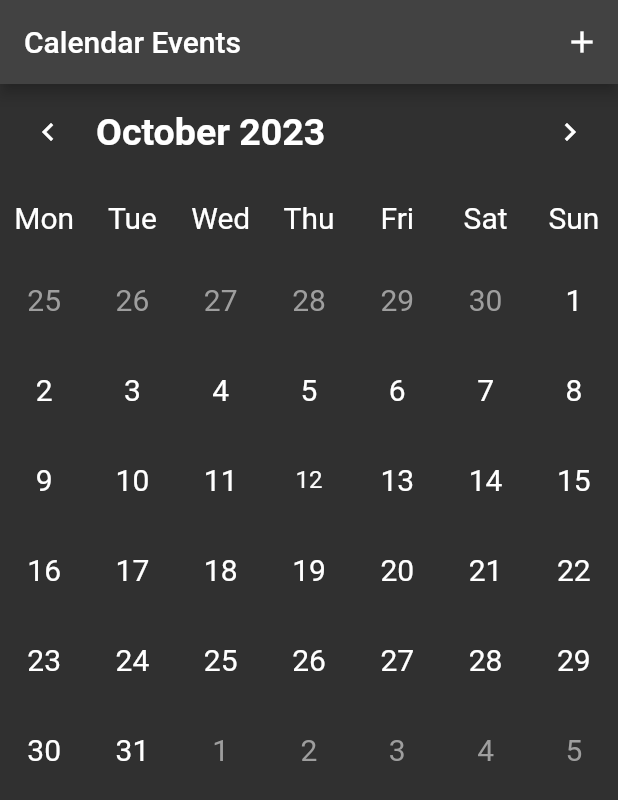
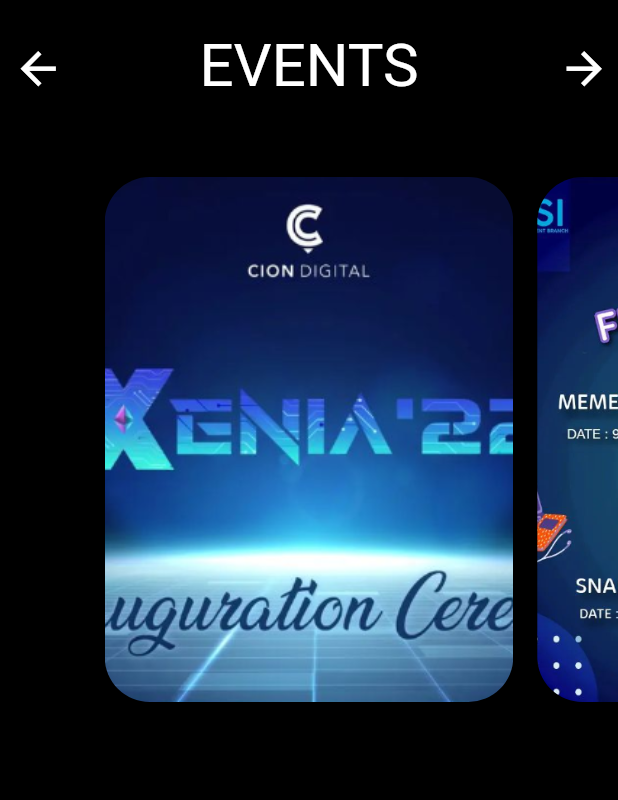
Before and after one commit to ninad-moree/PCSB-Clone, a Flutter app: the screen it shows after launch, on a phone screen of 412 x 824 dp. Shown: the top 800 px of the screen. Run offline on Flutter 3.47's test engine with Material 2 defaults, Android fonts, the phone set to English and light mode, and no system bars; drawn by our look-alikes of table_calendar; our stand-ins replace flutter_bloc.

Commit message:
Event animation builder done

```diff
--- /dev/null
+++ b/lib/data/events_data.dart
@@ -0,0 +1,30 @@
+import 'package:flutter/material.dart';
+
+class EventData {
+  static List<Map<String, dynamic>> eventData = [
+    {
+      'eventName': 'Xenia',
+      'poster': const AssetImage("assets/images/xenia.png"),
+      'description':
+          "PCSB welcomes you to the commencement ceremony of its annual techfest Xenia '22 A platform for students to showcase their technical and non-technical soundess. An explosion💥 of creative innovations. An arena to compete, excel and prove themselves. An event-bombarded with talents.",
+    },
+    {
+      'eventName': 'Carnival',
+      'poster': const AssetImage("assets/images/carnival.png"),
+      'description':
+          "🎉 Are you ready for the ultimate carnival experience? PCSB is bringing you three events that are sure to keep you entertained for hours on end! 🎉.",
+    },
+    {
+      'eventName': 'Snaphunt',
+      'poster': const AssetImage("assets/images/snaphunt.png"),
+      'description':
+          "Snaphunt , the pinnacle of task-based challenges is back to push your teamwork and mental wisdom to new heights!🤩Be prepared to take on the challenge with a team of 5-7 players, where you'll have 45 minutes⏰ to complete 30 tasks that range from thought-provoking questions to enjoyable activities🏃🏻✨.",
+    },
+    {
+      'eventName': 'Xenia',
+      'poster': const AssetImage("assets/images/xenia.png"),
+      'description':
+          "PCSB welcomes you to the commencement ceremony of its annual techfest Xenia '22 A platform for students to showcase their technical and non-technical soundess. An explosion💥 of creative innovations. An arena to compete, excel and prove themselves. An event-bombarded with talents.",
+    }
+  ];
+}
--- /dev/null
+++ b/lib/features/events/screens/event_screen.dart
@@ -0,0 +1,74 @@
+import 'package:flutter/material.dart';
+import 'package:tp2/features/events/widgets/event_carousel_widget.dart';
+
+import '../../../data/events_data.dart';
+
+class EventScreen extends StatefulWidget {
+  const EventScreen({
+    super.key,
+  });
+
+  @override
+  State<EventScreen> createState() => _EventScreenState();
+}
+
+class _EventScreenState extends State<EventScreen> {
+  final List<Map<String, dynamic>> eventData = EventData.eventData;
+  int currentEventIndex = 0;
+
+  @override
+  Widget build(BuildContext context) {
+    return const SafeArea(
+      child: Scaffold(
+        backgroundColor: Colors.black,
+        body: Column(
+          mainAxisAlignment: MainAxisAlignment.start,
+          children: [
+            SizedBox(height: 20),
+            AppBar(),
+            SizedBox(height: 40),
+            EventCarousel(defaultIndex: 1),
+          ],
+        ),
+      ),
+    );
+  }
+}
+
+class AppBar extends StatelessWidget {
+  const AppBar({
+    super.key,
+  });
+
+  @override
+  Widget build(BuildContext context) {
+    return Row(
+      mainAxisAlignment: MainAxisAlignment.spaceBetween,
+      children: [
+        IconButton(
+          onPressed: () {},
+          icon: const Icon(
+            Icons.arrow_back,
+            color: Colors.white,
+            size: 35,
+          ),
+        ),
+        const Text(
+          "EVENTS",
+          style: TextStyle(
+            fontSize: 40,
+            color: Colors.white,
+          ),
+        ),
+        IconButton(
+          onPressed: () {},
+          icon: const Icon(
+            Icons.arrow_forward,
+            color: Colors.white,
+            size: 35,
+          ),
+        ),
+      ],
+    );
+  }
+}
--- /dev/null
+++ b/lib/features/events/widgets/animated_event_card_widget.dart
@@ -0,0 +1,57 @@
+import 'package:flutter/material.dart';
+import 'package:tp2/features/events/widgets/event_card_widget.dart';
+
+import '../../../data/events_data.dart';
+
+class AnimatedEventCard extends StatelessWidget {
+  final PageController pageController;
+  final int index;
+
+  const AnimatedEventCard({
+    Key? key,
+    required this.pageController,
+    required this.index,
+  }) : super(key: key);
+
+  @override
+  Widget build(BuildContext context) {
+    final Map<String, dynamic> eventData =
+        EventData.eventData[index]; // Access the event data
+    final AssetImage assetImage = eventData['poster'];
+
+    return AnimatedBuilder(
+      animation: pageController,
+      builder: (context, child) {
+        double value = 1;
+        if (pageController.position.haveDimensions) {
+          value = pageController.page! - index;
+          value = (1 - (value.abs() * 0.1)).clamp(0.0, 1.0);
+          return Align(
+            alignment: Alignment.topCenter,
+            child: Container(
+              padding: const EdgeInsets.symmetric(horizontal: 15),
+              height: (Curves.easeIn.transform(value.clamp(0.0, 1.0)) * 350)
+                  .toDouble(),
+              width: 300,
+              child: child,
+            ),
+          );
+        } else {
+          return Align(
+            alignment: Alignment.topCenter,
+            child: Container(
+              margin: const EdgeInsets.symmetric(horizontal: 8.0),
+              height:
+                  Curves.easeIn.transform(index == 0 ? value : value * 1) * 350,
+              width: 300,
+              child: child,
+            ),
+          );
+        }
+      },
+      child: EventCardWidget(
+        assetImage: assetImage,
+      ),
+    );
+  }
+}
--- /dev/null
+++ b/lib/features/events/widgets/app_bar.dart
@@ -0,0 +1,10 @@
+import 'package:flutter/material.dart';
+
+class AppBar extends StatelessWidget {
+  const AppBar({super.key});
+
+  @override
+  Widget build(BuildContext context) {
+    return const Placeholder();
+  }
+}
--- /dev/null
+++ b/lib/features/events/widgets/event_backdrop_widget.dart
@@ -0,0 +1,45 @@
+import 'dart:ui';
+
+import 'package:flutter/material.dart';
+
+class EventBackdrop extends StatelessWidget {
+  final List<Map<String, dynamic>> eventData;
+  final int currentIndex;
+  const EventBackdrop({
+    super.key,
+    required this.eventData,
+    required this.currentIndex,
+  });
+
+  @override
+  Widget build(BuildContext context) {
+    final AssetImage assetImage = eventData[currentIndex]['poster'];
+
+    return FractionallySizedBox(
+      alignment: Alignment.topCenter,
+      heightFactor: 0.4,
+      child: ClipRRect(
+        borderRadius: const BorderRadius.vertical(bottom: Radius.circular(40)),
+        child: Stack(
+          children: [
+            FractionallySizedBox(
+              heightFactor: 1,
+              widthFactor: 1,
+              child: Image(
+                image: assetImage,
+              ),
+            ),
+            BackdropFilter(
+              filter: ImageFilter.blur(sigmaX: 5.0, sigmaY: 5.0),
+              child: Container(
+                width: 100,
+                height: 400,
+                color: Colors.transparent,
+              ),
+            ),
+          ],
+        ),
+      ),
+    );
+  }
+}
--- /dev/null
+++ b/lib/features/events/widgets/event_card_widget.dart
@@ -0,0 +1,33 @@
+import 'package:flutter/material.dart';
+
+class EventCardWidget extends StatelessWidget {
+  final AssetImage assetImage;
+
+  const EventCardWidget({
+    Key? key,
+    required this.assetImage,
+  }) : super(key: key);
+
+  @override
+  Widget build(BuildContext context) {
+    return Material(
+      elevation: 8,
+      color: Colors.transparent,
+      shadowColor: Colors.transparent,
+      child: ClipRRect(
+        borderRadius: BorderRadius.circular(30),
+        child: Container(
+          height: 550, // Adjust the height as needed
+          width: double.maxFinite,
+          decoration: BoxDecoration(
+            color: Colors.transparent,
+            image: DecorationImage(
+              fit: BoxFit.cover,
+              image: assetImage,
+            ),
+          ),
+        ),
+      ),
+    );
+  }
+}
--- /dev/null
+++ b/lib/features/events/widgets/event_carousel_widget.dart
@@ -0,0 +1,49 @@
+import 'package:flutter/material.dart';
+import 'package:tp2/data/events_data.dart';
+
+import 'animated_event_card_widget.dart';
+
+class EventCarousel extends StatefulWidget {
+  final int defaultIndex;
+
+  const EventCarousel({
+    Key? key,
+    required this.defaultIndex,
+  }) : super(key: key);
+
+  @override
+  State<EventCarousel> createState() => _EventCarouselState();
+}
+
+class _EventCarouselState extends State<EventCarousel> {
+  late PageController _pageController;
+
+  @override
+  void initState() {
+    super.initState();
+    _pageController = PageController(
+      keepPage: false,
+      viewportFraction: 0.7,
+    );
+  }
+
+  @override
+  Widget build(BuildContext context) {
+    return Container(
+      margin: const EdgeInsets.symmetric(vertical: 10),
+      height: 350,
+      color: Colors.transparent,
+      child: PageView.builder(
+        itemCount: EventData.eventData.length,
+        controller: _pageController, // Use the _pageController here
+        itemBuilder: (context, index) {
+          return AnimatedEventCard(
+            pageController: _pageController, // Pass _pageController
+            index: index,
+          );
+        },
+        pageSnapping: true,
+      ),
+    );
+  }
+}
--- a/lib/main.dart
+++ b/lib/main.dart
@@ -1,8 +1,8 @@
 import 'package:flutter/material.dart';
 import 'package:flutter_bloc/flutter_bloc.dart';
-import 'package:tp2/constants/app_color.dart';
+// import 'package:tp2/constants/app_color.dart';
+import 'package:tp2/features/events/screens/event_screen.dart';
 import 'features/calendar/bloc/calendar/calendar_bloc.dart';
-import 'features/calendar/screens/calendar_home_screen.dart';
 
 void main() {
   runApp(
@@ -18,14 +18,9 @@
 
   @override
   Widget build(BuildContext context) {
-    return MaterialApp(
+    return const MaterialApp(
       debugShowCheckedModeBanner: false,
-      theme: ThemeData.dark().copyWith(
-          scaffoldBackgroundColor: AppColor.royalBlue.withOpacity(0.25),
-          appBarTheme: AppBarTheme(
-            backgroundColor: AppColor.royalBlue.withOpacity(0.25),
-          )),
-      home: const HomePage(),
+      home: EventScreen(),
     );
   }
 }
--- a/pubspec.yaml
+++ b/pubspec.yaml
@@ -63,9 +63,8 @@
   uses-material-design: true
 
   # To add assets to your application, add an assets section, like this:
-  # assets:
-  #   - images/a_dot_burr.jpeg
-  #   - images/a_dot_ham.jpeg
+  assets:
+    - assets/images/
 
   # An image asset can refer to one or more resolution-specific "variants", see
   # https://flutter.dev/assets-and-images/#resolution-aware
```
Also changed, not shown: assets/images/carnival.png (added), assets/images/snaphunt.png (added), assets/images/xenia.png (added).
